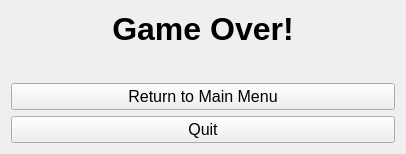
Before: the Qt Designer form ui/game_over.ui in kpdudek/TankGame, drawn with Qt 5.
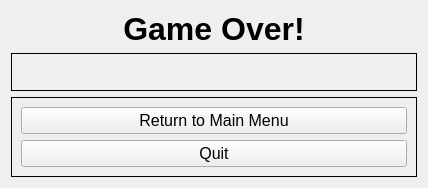
After: the same form once the commit is applied.

Commit message: Added a keyboard controls class that has its own UI and now manages the mapping between key presses and in game controls

```diff
--- a/ui/game_over.ui
+++ b/ui/game_over.ui
@@ -6,15 +6,51 @@
    <rect>
     <x>0</x>
     <y>0</y>
-    <width>406</width>
-    <height>154</height>
+    <width>428</width>
+    <height>188</height>
    </rect>
   </property>
   <property name="windowTitle">
    <string>Form</string>
   </property>
   <layout class="QGridLayout" name="gridLayout">
+   <item row="1" column="0">
+    <widget class="QFrame" name="frame">
+     <property name="frameShape">
+      <enum>QFrame::Box</enum>
+     </property>
+     <property name="frameShadow">
+      <enum>QFrame::Plain</enum>
+     </property>
+     <layout class="QGridLayout" name="gridLayout_2">
+      <item row="0" column="0">
+       <widget class="QLabel" name="winning_tank_label">
+        <property name="font">
+         <font>
+          <pointsize>12</pointsize>
+         </font>
+        </property>
+        <property name="text">
+         <string/>
+        </property>
+        <property name="alignment">
+         <set>Qt::AlignCenter</set>
+        </property>
+       </widget>
+      </item>
+     </layout>
+    </widget>
+   </item>
    <item row="2" column="0">
+    <widget class="QFrame" name="frame_2">
+     <property name="frameShape">
+      <enum>QFrame::Box</enum>
+     </property>
+     <property name="frameShadow">
+      <enum>QFrame::Plain</enum>
+     </property>
+     <layout class="QVBoxLayout" name="verticalLayout">
+      <item>
     <widget class="QPushButton" name="return_to_menu_button">
      <property name="font">
       <font>
@@ -26,7 +62,7 @@
      </property>
     </widget>
    </item>
-   <item row="3" column="0">
+      <item>
     <widget class="QPushButton" name="quit_button">
      <property name="font">
       <font>
@@ -38,6 +74,9 @@
      </property>
     </widget>
    </item>
+     </layout>
+    </widget>
+   </item>
    <item row="0" column="0">
     <widget class="QLabel" name="label">
      <property name="font">
@@ -55,21 +94,6 @@
      </property>
     </widget>
    </item>
-   <item row="1" column="0">
-    <widget class="QLabel" name="winning_tank_label">
-     <property name="font">
-      <font>
-       <pointsize>12</pointsize>
-      </font>
-     </property>
-     <property name="text">
-      <string/>
-     </property>
-     <property name="alignment">
-      <set>Qt::AlignCenter</set>
-     </property>
-    </widget>
-   </item>
   </layout>
  </widget>
  <resources/>
```
Lines whose indentation alone changed are shown as unchanged. The commit also changes 4 other files.
